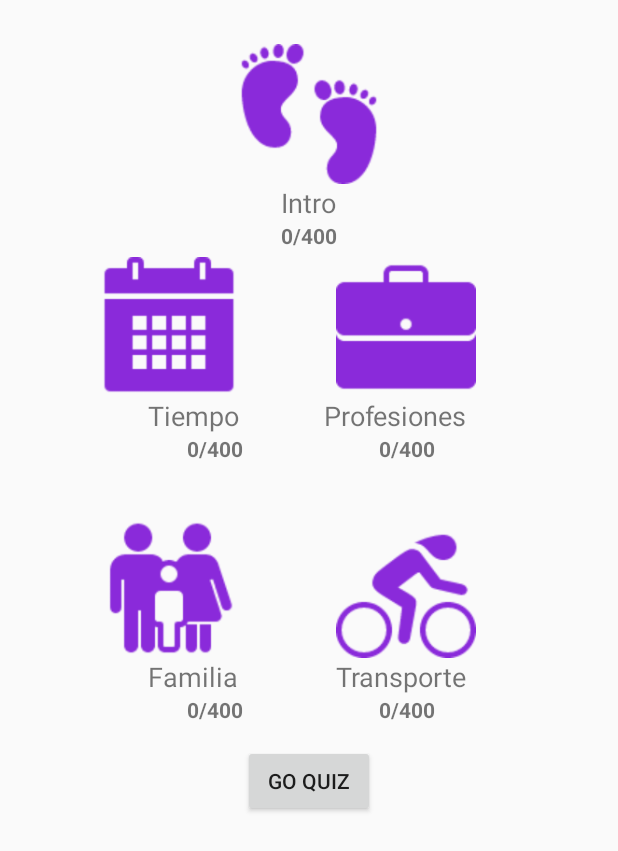
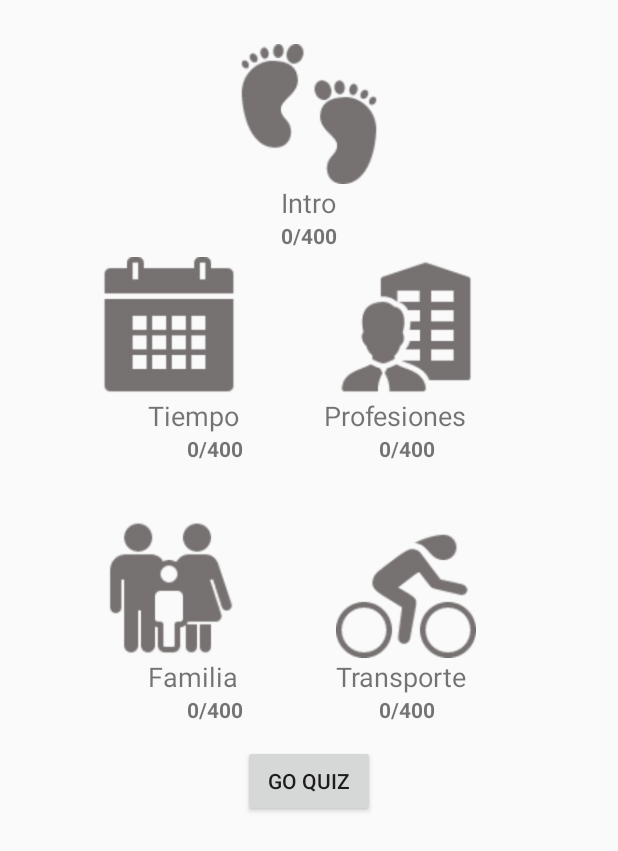
Before and after one commit to alfredorojas95/SenApp, an Android app: the layout fragment_fragment_bienvenida.xml on its own in the app's theme, with its tools: preview values and no code run, on a phone screen of 412 x 824 dp. Shown: the top 851 px of the screen. Run offline under Robolectric (Android 15) with nearby library versions, the phone set to English and light mode, and no system bars.

Commit message:
categoria en diccionario

```diff
--- a/app/src/main/java/com/example/alfredo/senapp/ListActivity.java
+++ b/app/src/main/java/com/example/alfredo/senapp/ListActivity.java
@@ -15,6 +15,7 @@ public class ListActivity extends AppCompatActivity {
 
     Toolbar mToolbar;
     ImageView imageView;
+    TextView categoria;
     TextView textDescripcion;
 
     @Override
@@ -24,9 +25,12 @@ public class ListActivity extends AppCompatActivity {
 
         mToolbar = (Toolbar) findViewById(R.id.toolbar1);
         imageView = (ImageView) findViewById(R.id.imageClick);
+        categoria = (TextView) findViewById(R.id.textCatPalabra);
         textDescripcion = (TextView)findViewById(R.id.textDescPalabra);
+
         Palabra p = (Palabra)getIntent().getExtras().getSerializable("itemPalabraDiccionario");
         mToolbar.setTitle(p.getNombre());
+        categoria.setText("Categoría: "+p.getCategoria());
         imageView.setImageResource(p.getImagen());
         textDescripcion.setText(p.getDescripcion());
 
--- a/app/src/main/java/estructura/Adapter.java
+++ b/app/src/main/java/estructura/Adapter.java
@@ -67,7 +67,6 @@ public class Adapter extends BaseAdapter implements Filterable{
             //set contenido lista
             images.setImageResource(p.getImagen());
             titulo.setText(p.getNombre());
-
             descripcion.setText(p.getCategoria());
             return convertView;
         }
--- a/app/src/main/res/layout/fragment_fragment_aprender.xml
+++ b/app/src/main/res/layout/fragment_fragment_aprender.xml
@@ -21,7 +21,7 @@
     <ImageButton
         android:layout_width="140px"
         android:layout_height="140px"
-        app:srcCompat="@drawable/profesiones"
+        app:srcCompat="@drawable/profesiont"
         android:id="@+id/btn_profesion"
         android:scaleType="fitXY"
         android:background="@null"
--- a/app/src/main/res/layout/fragment_fragment_bienvenida.xml
+++ b/app/src/main/res/layout/fragment_fragment_bienvenida.xml
@@ -18,7 +18,7 @@
     <ImageButton
         android:layout_width="140px"
         android:layout_height="140px"
-        app:srcCompat="@drawable/profesiones"
+        app:srcCompat="@drawable/professionjobgray"
         android:id="@+id/btn_profesion"
         android:scaleType="fitXY"
         android:background="@null"
@@ -37,7 +37,7 @@
     <ImageButton
         android:layout_width="140px"
         android:layout_height="140px"
-        app:srcCompat="@drawable/calendar"
+        app:srcCompat="@drawable/calendargray"
         android:scaleType="fitXY"
         android:id="@+id/btn_calendar"
         android:background="@null"
@@ -67,7 +67,7 @@
     <ImageButton
         android:layout_width="140px"
         android:layout_height="140px"
-        app:srcCompat="@drawable/feets"
+        app:srcCompat="@drawable/feetsgray"
         android:id="@+id/btn_intro"
         android:scaleType="fitXY"
         android:background="@null"
@@ -78,7 +78,7 @@
     <ImageButton
         android:layout_width="140px"
         android:layout_height="140px"
-        app:srcCompat="@drawable/family"
+        app:srcCompat="@drawable/familygray"
         android:scaleType="fitXY"
         android:background="@null"
         android:id="@+id/btn_family"
@@ -98,7 +98,7 @@
     <ImageButton
         android:layout_width="140px"
         android:layout_height="140px"
-        app:srcCompat="@drawable/bike"
+        app:srcCompat="@drawable/bikegray"
         android:scaleType="fitXY"
         android:background="@null"
         android:id="@+id/btn_transport"
```
Also changed, not shown: app/src/main/res/drawable/bikegray.png (added), app/src/main/res/drawable/calendargray.png (added), app/src/main/res/drawable/familygray.png (added), app/src/main/res/drawable/feetsgray.png (added), app/src/main/res/drawable/profesionesgray.png (added), app/src/main/res/drawable/profesiont.png (added), app/src/main/res/drawable/professionjobgray.png (added).
